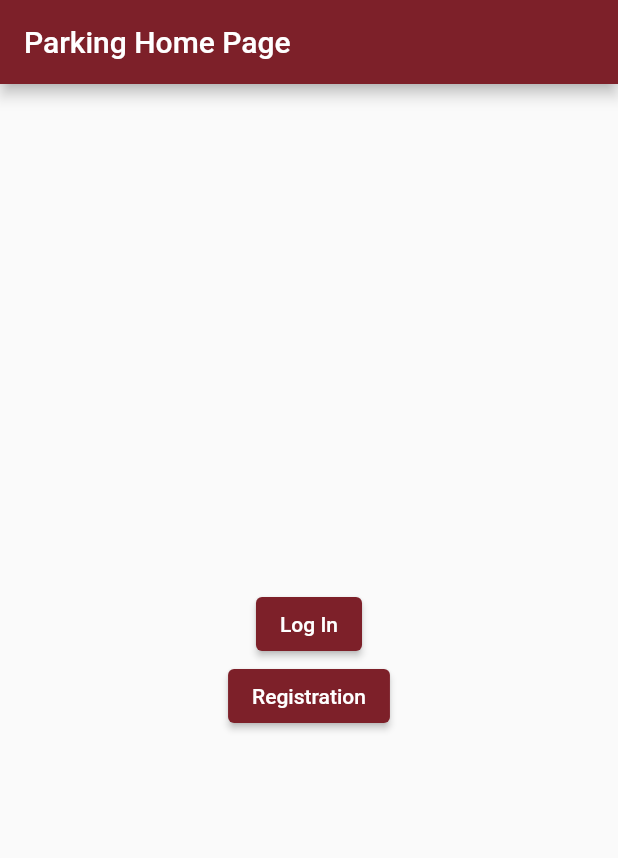
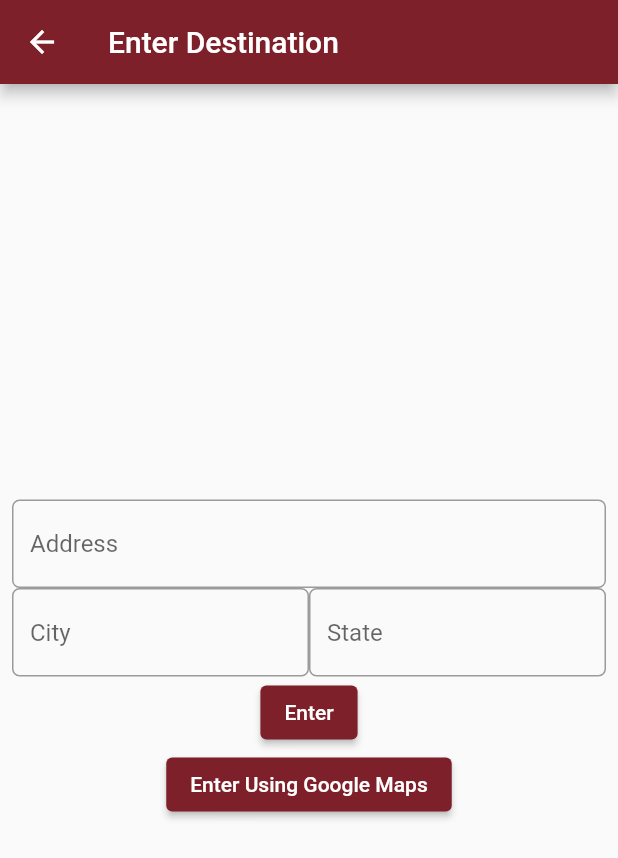
Before and after one commit to Onesr-WPI/Parking-app, a Flutter app: the HomePage screen opened directly, after a tap on "Find a Spot from a Destination", on a phone screen of 412 x 824 dp. Shown: the top 858 px of the screen. Run offline on Flutter 3.47's test engine with Material 2 defaults, Android fonts, the phone set to English and light mode, and no system bars; our stand-ins replace cloud_firestore, firebase_auth, firebase_core, firebase_database; accounts and stored records are empty.

```diff
--- a/lib/main.dart
+++ b/lib/main.dart
@@ -1,9 +1,14 @@
 import 'package:flutter/material.dart';
 import 'package:parking/pages/login_page.dart';
 import 'package:parking/pages/registration_page.dart';
+import 'package:firebase_core/firebase_core.dart';
+import 'firebase_options.dart';
 
 void main() {
   WidgetsFlutterBinding.ensureInitialized();
+  Firebase.initializeApp(
+    options: DefaultFirebaseOptions.currentPlatform,
+  );
   runApp(const MyApp());
 }
 
--- /dev/null
+++ b/lib/pages/enter_destination_page.dart
@@ -0,0 +1,111 @@
+import 'package:flutter/material.dart';
+import 'package:parking/pages/home_page.dart';
+import 'package:parking/pages/find_parking_page.dart';
+
+class EnterDestinationPage extends StatelessWidget {
+  const EnterDestinationPage({super.key});
+
+  @override
+  Widget build(BuildContext context) {
+    String Address = "";
+    String City = "";
+    String State = "";
+    return Scaffold(
+      appBar: AppBar(
+        title: const Text("Enter Destination", textAlign: TextAlign.center),
+      ),
+      body: Container(
+        padding: EdgeInsets.all(8),
+        child: SizedBox(
+          width: double.infinity,
+          height: double.infinity,
+          child: Column(
+            mainAxisAlignment: MainAxisAlignment.center,
+            crossAxisAlignment: CrossAxisAlignment.center,
+            children: [
+              TextFormField(
+                keyboardType: TextInputType.text,
+                decoration: InputDecoration(
+                  hintText: "Address",
+                  border: OutlineInputBorder(
+                    borderSide:
+                        const BorderSide(color: Colors.grey, width: 32.0),
+                    borderRadius: BorderRadius.circular(5.0),
+                  ),
+                  focusedBorder: OutlineInputBorder(
+                    borderRadius: BorderRadius.circular(5.0),
+                    borderSide:
+                        const BorderSide(color: Colors.grey, width: 1.0),
+                  ),
+                ),
+                onChanged: (value) {
+                  Address = value;
+                },
+              ),
+              Row(
+                children: [
+                  Expanded(
+                    child: TextFormField(
+                      keyboardType: TextInputType.text,
+                      decoration: InputDecoration(
+                          hintText: "City",
+                          border: OutlineInputBorder(
+                              borderSide:
+                                  BorderSide(color: Colors.grey, width: 32.0),
+                              borderRadius: BorderRadius.circular(5.0)),
+                          focusedBorder: OutlineInputBorder(
+                              borderRadius: BorderRadius.circular(5.0),
+                              borderSide:
+                                  BorderSide(color: Colors.grey, width: 1.0))),
+                      onChanged: (value) {
+                        City = value;
+                      },
+                    ),
+                  ),
+                  Expanded(
+                    child: TextFormField(
+                      keyboardType: TextInputType.text,
+                      decoration: InputDecoration(
+                          hintText: "State",
+                          border: OutlineInputBorder(
+                              borderSide: const BorderSide(
+                                  color: Colors.grey, width: 32.0),
+                              borderRadius: BorderRadius.circular(5.0)),
+                          focusedBorder: OutlineInputBorder(
+                              borderRadius: BorderRadius.circular(5.0),
+                              borderSide: const BorderSide(
+                                  color: Colors.grey, width: 1.0))),
+                      onChanged: (value) {
+                        State = value;
+                      },
+                    ),
+                  ),
+                ],
+              ),
+              ElevatedButton(
+                  onPressed: () {
+                    // send username and password to firebase and log in the user
+                    Navigator.of(context).push(
+                        MaterialPageRoute(builder: (BuildContext context) {
+                      return const FindParkingPage(
+                          latitude: 42.276299225733396,
+                          longitude: -71.79985474457845);
+                    }));
+                  },
+                  child: const Text("Enter")),
+              ElevatedButton(
+                  onPressed: () {
+                    // send username and password to firebase and log in the user
+                    Navigator.of(context).push(
+                        MaterialPageRoute(builder: (BuildContext context) {
+                      return const HomePage();
+                    }));
+                  },
+                  child: const Text("Enter Using Google Maps")),
+            ],
+          ),
+        ),
+      ),
+    );
+  }
+}
--- a/lib/pages/home_page.dart
+++ b/lib/pages/home_page.dart
@@ -1,4 +1,6 @@
 import 'package:flutter/material.dart';
+import 'package:parking/pages/find_parking_page.dart';
+import 'package:parking/pages/enter_destination_page.dart';
 import 'package:parking/main.dart';
 
 class HomePage extends StatelessWidget {
@@ -10,18 +12,25 @@ class HomePage extends StatelessWidget {
     String findSpotThereName = "Find a Spot from a Destination";
     String addParkingName = "Add a Parking Spot Location";
     String logOutName = "Log Out";
+    double headerHeight = 56;
+    double paddingAmount = 5;
     double boxWidth = MediaQuery.of(context).size.width * 0.9;
-    double boxHeight = (MediaQuery.of(context).size.height - 115) * 0.30;
+    double boxHeight = (MediaQuery.of(context).size.height -
+            headerHeight -
+            24 -
+            8 * paddingAmount) *
+        0.30;
     double logoutWidth = MediaQuery.of(context).size.width * 0.3;
-    double logOutHeight = MediaQuery.of(context).size.height * 0.05;
-    double paddingAmount = ((MediaQuery.of(context).size.height - 115) -
-            3 * (boxHeight) -
-            logOutHeight) /
-        8;
+    double logOutHeight = (MediaQuery.of(context).size.height -
+            headerHeight -
+            24 -
+            8 * paddingAmount) *
+        0.1;
 
     return Scaffold(
       appBar: AppBar(
         title: const Text("Home", textAlign: TextAlign.center),
+        toolbarHeight: headerHeight,
       ),
       body: Center(
         child: SizedBox(
@@ -39,21 +48,18 @@ class HomePage extends StatelessWidget {
                       height: boxHeight,
                       child: ElevatedButton(
                         onPressed: () {
-                      Navigator.of(context).push(
-                        MaterialPageRoute(
+                          Navigator.of(context).push(MaterialPageRoute(
                               builder: (BuildContext context) {
-                            return const MyApp();
-                          },
-                        ),
-                      );
+                            return const FindParkingPage(
+                                latitude: 42.276299225733396,
+                                longitude: -71.79985474457845);
+                          }));
                         },
                         child: Text(
                           findSpotHereName,
                           style: TextStyle(fontSize: boxWidth / 20),
                         ),
-                  ),
-                ),
-              ),
+                      ))),
               Padding(
                   padding:
                       EdgeInsets.fromLTRB(0, paddingAmount, 0, paddingAmount),
@@ -62,21 +68,16 @@ class HomePage extends StatelessWidget {
                       height: boxHeight,
                       child: ElevatedButton(
                         onPressed: () {
-                      Navigator.of(context).push(
-                        MaterialPageRoute(
+                          Navigator.of(context).push(MaterialPageRoute(
                               builder: (BuildContext context) {
-                            return const MyApp();
-                          },
-                        ),
-                      );
+                            return const EnterDestinationPage();
+                          }));
                         },
                         child: Text(
                           findSpotThereName,
                           style: TextStyle(fontSize: boxWidth / 20),
                         ),
-                  ),
-                ),
-              ),
+                      ))),
               Padding(
                   padding:
                       EdgeInsets.fromLTRB(0, paddingAmount, 0, paddingAmount),
@@ -85,21 +86,18 @@ class HomePage extends StatelessWidget {
                       height: boxHeight,
                       child: ElevatedButton(
                         onPressed: () {
-                      Navigator.of(context).push(
-                        MaterialPageRoute(
+                          Navigator.of(context).push(MaterialPageRoute(
                               builder: (BuildContext context) {
-                            return const MyApp();
-                          },
-                        ),
-                      );
+                            return const FindParkingPage(
+                                latitude: 42.276299225733396,
+                                longitude: -71.79985474457845);
+                          }));
                         },
                         child: Text(
                           addParkingName,
                           style: TextStyle(fontSize: boxWidth / 20),
                         ),
-                  ),
-                ),
-              ),
+                      ))),
               Padding(
                 padding:
                     EdgeInsets.fromLTRB(0, paddingAmount, 0, paddingAmount),
@@ -109,12 +107,9 @@ class HomePage extends StatelessWidget {
                   child: ElevatedButton(
                     onPressed: () {
                       Navigator.of(context).push(
-                        MaterialPageRoute(
-                          builder: (BuildContext context) {
+                          MaterialPageRoute(builder: (BuildContext context) {
                         return const MyApp();
-                          },
-                        ),
-                      );
+                      }));
                     },
                     child: Text(
                       logOutName,
--- a/pubspec.yaml
+++ b/pubspec.yaml
@@ -41,6 +41,7 @@ dependencies:
   firebase_analytics: ^10.2.0
   google_maps_flutter: ^2.2.5
   google_maps_flutter_web: ^0.4.0+7
+  firebase_database: ^10.1.1
 
 dev_dependencies:
   flutter_test:
```
Also changed, not shown: lib/pages/find_parking_page.dart (added, +122 -0 lines), lib/pages/direction_page.dart (deleted), lib/pages/select_spot_page.dart (deleted), pubspec.lock, 4 other files. Lines whose indentation alone changed are shown as unchanged.
